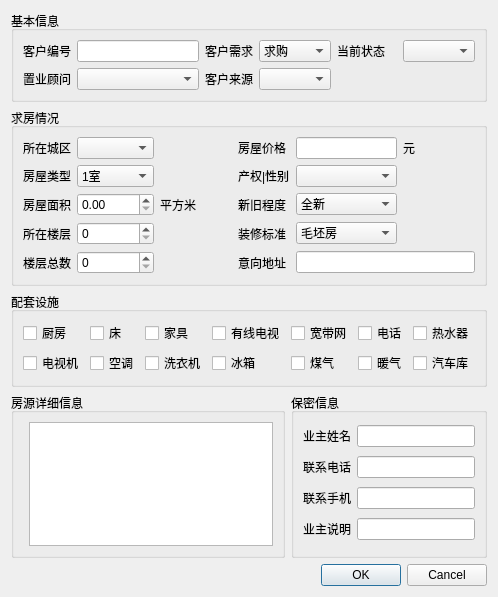
gmsh/fangchanzhongjie, file keyuandialog.ui: the form before one commit.
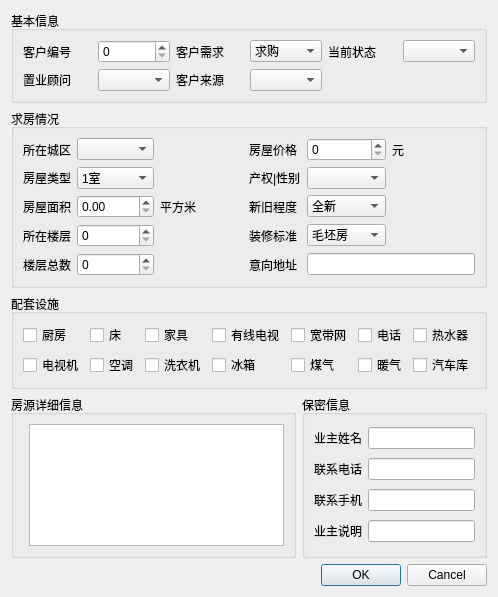
The form after the commit. Icons and pictures are not drawn.

The edit to the form file:
```diff
--- a/keyuandialog.ui
+++ b/keyuandialog.ui
@@ -34,9 +34,6 @@
         </property>
        </widget>
       </item>
-      <item row="0" column="1">
-       <widget class="QLineEdit" name="kehuBianhaoLineEdit"/>
-      </item>
       <item row="0" column="2">
        <widget class="QLabel" name="label_3">
         <property name="text">
@@ -130,6 +127,9 @@
         </property>
        </spacer>
       </item>
+      <item row="0" column="1">
+       <widget class="QSpinBox" name="kehuBianhaoSpinBox"/>
+      </item>
      </layout>
     </widget>
    </item>
@@ -175,9 +175,6 @@
         </property>
        </widget>
       </item>
-      <item row="0" column="4">
-       <widget class="QLineEdit" name="fangwuJiageLineEdit"/>
-      </item>
       <item row="0" column="5">
        <widget class="QLabel" name="label_16">
         <property name="text">
@@ -523,6 +520,9 @@
       <item row="4" column="4" colspan="2">
        <widget class="QLineEdit" name="yixiangDizhiLineEdit"/>
       </item>
+      <item row="0" column="4">
+       <widget class="QSpinBox" name="fangwuJiageSpinBox"/>
+      </item>
      </layout>
     </widget>
    </item>
```
Left out of the diff: 9 changed lines with no effect on the pictures.
